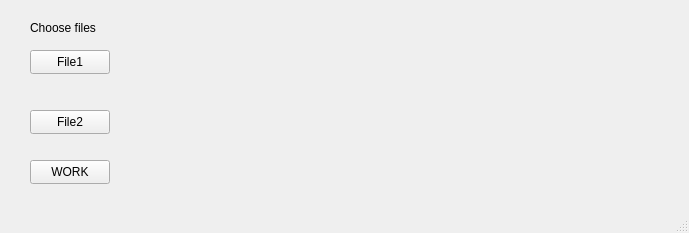
Old version of the form mainwindow.ui in the repository whiskeyAndrew/FilePatcher.
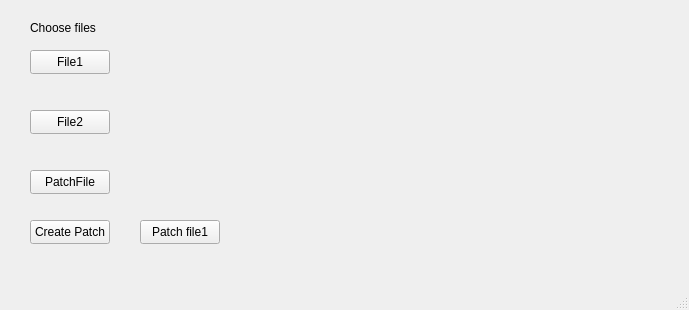
New version of the form.

```diff
--- a/mainwindow.ui
+++ b/mainwindow.ui
@@ -7,7 +7,7 @@
     <x>0</x>
     <y>0</y>
     <width>689</width>
-    <height>233</height>
+    <height>310</height>
    </rect>
   </property>
   <property name="windowTitle">
@@ -20,14 +20,14 @@
    <widget class="QPushButton" name="workButton">
     <property name="geometry">
      <rect>
-      <x>30</x>
-      <y>160</y>
+      <x>140</x>
+      <y>220</y>
       <width>80</width>
       <height>24</height>
      </rect>
     </property>
     <property name="text">
-     <string>WORK</string>
+     <string>Patch file1</string>
     </property>
    </widget>
    <widget class="QPushButton" name="file1Button">
@@ -101,6 +101,48 @@
      <string>Choose files</string>
     </property>
    </widget>
+   <widget class="QPushButton" name="pushButton">
+    <property name="geometry">
+     <rect>
+      <x>30</x>
+      <y>220</y>
+      <width>80</width>
+      <height>24</height>
+     </rect>
+    </property>
+    <property name="text">
+     <string>Create Patch</string>
+    </property>
+   </widget>
+   <widget class="QPushButton" name="pushButton_2">
+    <property name="geometry">
+     <rect>
+      <x>30</x>
+      <y>170</y>
+      <width>80</width>
+      <height>24</height>
+     </rect>
+    </property>
+    <property name="text">
+     <string>PatchFile</string>
+    </property>
+   </widget>
+   <widget class="QLabel" name="patchFileLabel">
+    <property name="geometry">
+     <rect>
+      <x>130</x>
+      <y>170</y>
+      <width>551</width>
+      <height>41</height>
+     </rect>
+    </property>
+    <property name="text">
+     <string/>
+    </property>
+    <property name="wordWrap">
+     <bool>true</bool>
+    </property>
+   </widget>
   </widget>
   <widget class="QMenuBar" name="menubar">
    <property name="geometry">
```
